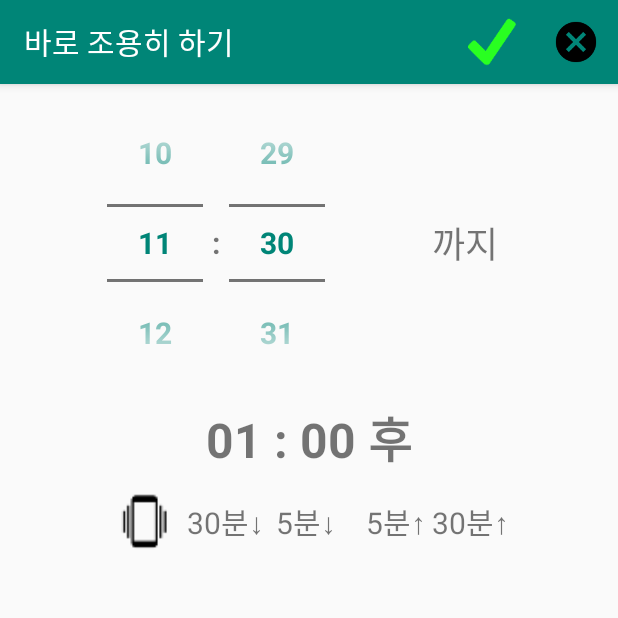
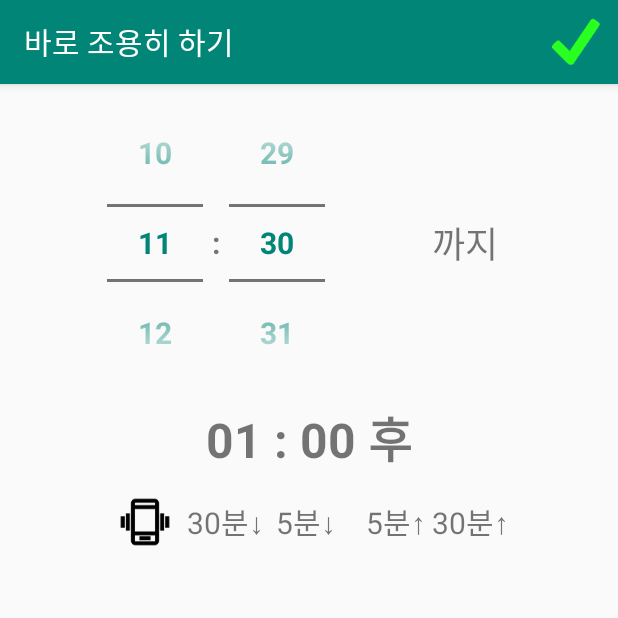
Before and after one commit to riopapa/AutoQuiet, an Android app: the OneTimeActivity screen opened directly, with no data from a screen before it, on a phone screen of 412 x 824 dp, the top half of it. Run offline under Robolectric (Android 15) with nearby library versions, the phone set to English and light mode, and no system bars.

Commit message:
Minor update and bug fix

```diff
--- a/app/src/main/java/com/urrecliner/letmequiet/AlarmReceiver.java
+++ b/app/src/main/java/com/urrecliner/letmequiet/AlarmReceiver.java
@@ -76,7 +76,7 @@ public class AlarmReceiver extends BroadcastReceiver {
         speakTimer.schedule(new TimerTask() {
             public void run() {
                 if (loopCount-- > 0) {
-                    MannerMode.turnOn(context, quietTask.subject, quietTask.vibrate);
+                    MannerMode.vibratePhone(context);
                     textToSpeech.speak(quietTask.subject, TextToSpeech.QUEUE_FLUSH, null, null);
                 } else {
                     speakTimer.cancel();
--- a/app/src/main/java/com/urrecliner/letmequiet/OneTimeActivity.java
+++ b/app/src/main/java/com/urrecliner/letmequiet/OneTimeActivity.java
@@ -181,7 +181,7 @@ public class OneTimeActivity extends AppCompatActivity {
 
     @Override
     public boolean onCreateOptionsMenu(Menu menu) {
-        getMenuInflater().inflate(R.menu.menu_timer, menu);
+        getMenuInflater().inflate(R.menu.menu_onetime, menu);
         return true;
     }
 
@@ -193,13 +193,6 @@ public class OneTimeActivity extends AppCompatActivity {
             finish();
             return true;
         }
-
-//        if (id == R.id.action_cancel) {
-//            quietTasks.set(qIdx, quietTask);
-//            utils.saveSharedPrefTables();
-//            finish();
-//            return true;
-//        }
         return super.onOptionsItemSelected(item);
     }
 
--- a/app/src/main/res/menu/menu_main.xml
+++ b/app/src/main/res/menu/menu_main.xml
@@ -15,7 +15,7 @@
         android:id="@+id/action_setting"
         android:orderInCategory="100"
         android:title="@string/set"
-        android:icon="@mipmap/icon_setting"
+        android:icon="@mipmap/setting"
         app:showAsAction="ifRoom"
         />
 
@@ -23,7 +23,7 @@
         android:id="@+id/action_add"
         android:orderInCategory="100"
         android:title="@string/action_add"
-        android:icon="@mipmap/icon_add"
+        android:icon="@mipmap/add"
         app:showAsAction="ifRoom"
         />
 
--- a/app/src/main/res/menu/menu_timer.xml
+++ b/app/src/main/res/menu/menu_onetime.xml
@@ -8,11 +8,5 @@
         android:title="@string/action_add"
         android:icon="@mipmap/check_mark"
         app:showAsAction="ifRoom" />
-    <item
-        android:id="@+id/action_cancel"
-        android:orderInCategory="100"
-        android:title="@string/action_add"
-        android:icon="@mipmap/icon_cancel"
-        app:showAsAction="ifRoom" />
 
 </menu>
--- a/app/src/main/res/values/colors.xml
+++ b/app/src/main/res/values/colors.xml
@@ -9,7 +9,7 @@
     <color name="back">#E6E6E6</color>
     <color name="transparent">#00000000</color>
     <color name="notification_back">#3DCFCCCC</color>
-    <color name="line_item_back">#FFc4cAcE</color>
+    <color name="line_item_back">#FFF4F4F4</color>
 
     <color name="colorInactiveBack">#808080</color>
     <color name="colorOn">#000080</color>
```
Also changed, not shown: app/src/main/java/com/urrecliner/letmequiet/MannerMode.java (+7 -6 lines), app/src/main/java/com/urrecliner/letmequiet/RecycleViewAdapter.java (+5 -4 lines), app/src/main/res/mipmap-xxhdpi/add.png (added), app/src/main/res/mipmap-xxhdpi/icon_add.png (deleted), app/src/main/res/mipmap-xxhdpi/icon_cancel.png (deleted), app/src/main/res/mipmap-xxhdpi/phone_quiet.png, app/src/main/res/mipmap-xxhdpi/phone_vibrate.png, app/src/main/res/mipmap-xxhdpi/setting.png (renamed from app/src/main/res/mipmap-xxhdpi/icon_setting.png).
